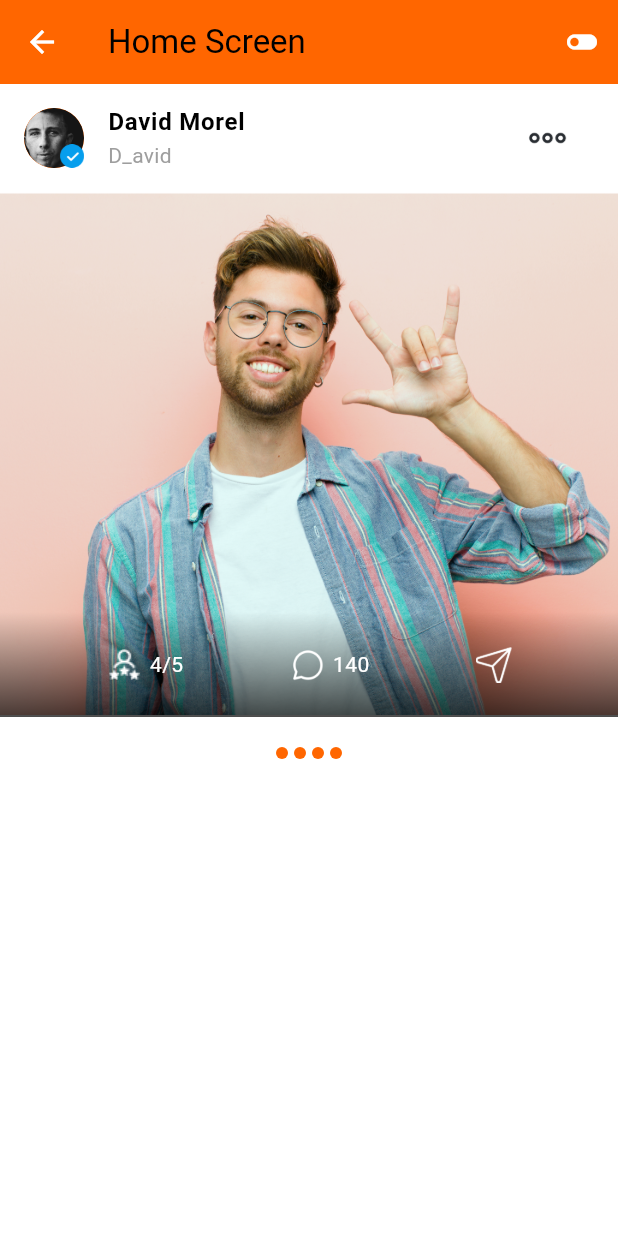
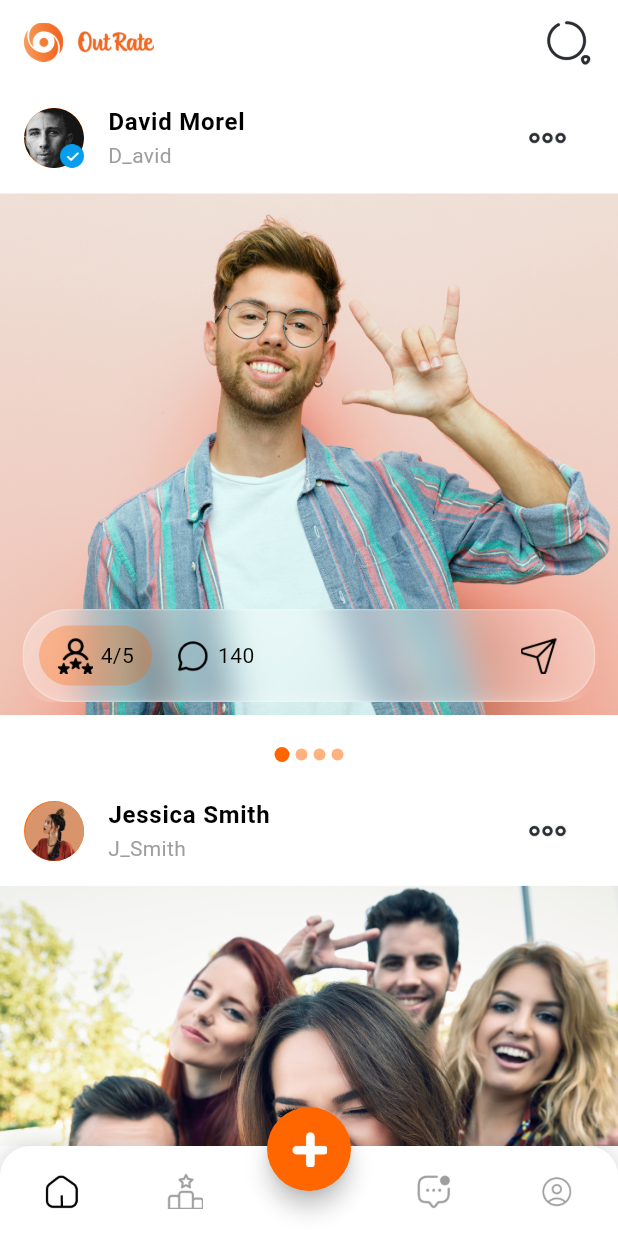
Before and after one commit to abdulmoiz2501/outrate, a Flutter app: the SignUp screen opened directly, after a tap on "Sign in", on a phone screen of 412 x 824 dp. Run offline on Flutter 3.47's test engine with Material 3 defaults, Android fonts, the phone set to English and light mode, and no system bars; drawn by our look-alikes of carousel_slider; our stand-ins replace country_picker, get, google_fonts.

Commit message:
5/18 screens

```diff
--- a/lib/view/home_screen.dart
+++ b/lib/view/home_screen.dart
@@ -1,5 +1,6 @@
 import 'package:flutter/material.dart';
 import 'package:get/get.dart';
+import 'package:out_rate/themes/colors.dart';
 import '../controllers/theme_controller.dart';
 import '../widgets/custom_profile_card.dart';
 
@@ -8,35 +9,88 @@ class HomeScreen extends StatelessWidget {
   Widget build(BuildContext context) {
     final ThemeController themeController = Get.find();
 
+    final List<Map<String, dynamic>> profiles = [
+      {
+        'name': 'David Morel',
+        'username': 'D_avid',
+        'profileImageUrl': 'assets/images/dummy_profile_1.png',
+        'imageUrls': [
+          'assets/images/dummy_1.png',
+          'assets/images/dummy_1.png',
+          'assets/images/dummy_1.png',
+          'assets/images/dummy_1.png',
+        ],
+        'likeCount': 4,
+        'commentCount': 140,
+        'isVerified': true,
+      },
+      {
+        'name': 'Jessica Smith',
+        'username': 'J_Smith',
+        'profileImageUrl': 'assets/images/dummy_profile_2.png',
+        'imageUrls': [
+          'assets/images/dummy_2.png',
+          'assets/images/dummy_2.png',
+          'assets/images/dummy_2.png',
+          'assets/images/dummy_2.png',
+        ],
+        'likeCount': 3,
+        'commentCount': 120,
+        'isVerified': false,
+      },
+    ];
+
     return Scaffold(
       appBar: AppBar(
-        title: Text('Home Screen'),
+        backgroundColor: lightBackgroundColor,
+        //automaticallyImplyLeading: true,
+        leadingWidth: 0,
+        title: Row(
+          children: [
+            Image.asset(
+              'assets/images/splash_1.png',
+              height: 26.0,
+              fit: BoxFit.contain,
+            ),
+            SizedBox(width: 10),
+            Image.asset(
+              'assets/images/splash_2.png',
+              height: 18.0,
+              fit: BoxFit.contain,
+            ),
+          ],
+        ),
         actions: [
           IconButton(
+            icon: Image.asset(
+              'assets/icons/icon_search.png',
+              height: 32.0,
+              fit: BoxFit.contain,
+            ),
             onPressed: () {
-              themeController.toggleTheme();
+              print('Search button pressed');
             },
-            icon: Icon(Icons.toggle_off_rounded),
           ),
+          SizedBox(width: 10,),
         ],
       ),
-
-
-      body: CustomProfileCard(
-          name: 'David Morel',
-          username: 'D_avid',
-          profileImageUrl: 'assets/images/dummy_profile_1.png',
-          imageUrls: [
-            'assets/images/dummy_1.png',
-            'assets/images/dummy_1.png',
-            'assets/images/dummy_1.png',
-            'assets/images/dummy_1.png',
-          ],
-          likeCount: 4,
-          commentCount: 140,
-          onActionPressed: () {
-            // Handle action press
-          },
+      body: ListView.builder(
+        itemCount: profiles.length,
+        itemBuilder: (context, index) {
+          final profile = profiles[index];
+          return CustomProfileCard(
+            name: profile['name'],
+            username: profile['username'],
+            profileImageUrl: profile['profileImageUrl'],
+            imageUrls: List<String>.from(profile['imageUrls']),
+            likeCount: profile['likeCount'],
+            commentCount: profile['commentCount'],
+            isVerified: profile['isVerified'],
+            onActionPressed: () {
+              // Handle action press
+            },
+          );
+        },
       ),
     );
   }
--- a/lib/view/sign_up_screen.dart
+++ b/lib/view/sign_up_screen.dart
@@ -6,6 +6,7 @@ import 'package:get/get_core/src/get_main.dart';
 import 'package:google_fonts/google_fonts.dart';
 import 'package:out_rate/view/home_screen.dart';
 import '../themes/colors.dart';
+import '../widgets/bottom_nav_bar.dart';
 import '../widgets/custom_elevated_button.dart';
 
 class SignUp extends StatefulWidget {
@@ -285,7 +286,7 @@ class _SignUpState extends State<SignUp> {
                       backgroundColor: Colors.black,
                       text: 'Sign in',
                       onPressed: () {
-                        Get.to(()=>HomeScreen());
+                        Get.to(()=>BottomNavigation());
                       },
                       textColor: lightBackgroundColor,
                     ),
--- /dev/null
+++ b/lib/widgets/bottom_nav_bar.dart
@@ -0,0 +1,110 @@
+import 'package:flutter/material.dart';
+import 'package:out_rate/themes/colors.dart';
+
+import '../view/home_screen.dart';
+
+class BottomNavigation extends StatefulWidget {
+  @override
+  _BottomNavigationState createState() => _BottomNavigationState();
+}
+
+class _BottomNavigationState extends State<BottomNavigation> {
+  int _selectedIndex = 0;
+
+  void _onItemTapped(int index) {
+    setState(() {
+      _selectedIndex = index;
+    });
+  }
+
+  Widget _buildIcon(String assetName, int index) {
+    bool isSelected = _selectedIndex == index;
+    return Image.asset(
+      assetName,
+      height: 24,
+      width: 24,
+      color: isSelected ? Colors.black : Colors.grey,
+    );
+  }
+
+  @override
+  Widget build(BuildContext context) {
+    return Scaffold(
+      body: IndexedStack(
+        index: _selectedIndex,
+        children: [
+          HomeScreen(),
+          Container(
+            child: Text('Podium'),
+          ),
+         Container(), // Placeholder for the middle button
+          Container(
+            child: Text('Messages'),
+          ),
+          Container(
+            child: Text('Profile'),
+          ),
+        ],
+      ),
+      bottomNavigationBar: Stack(
+        clipBehavior: Clip.none,
+        alignment: Alignment.topCenter,
+        children: [
+          Container(
+            height: 60,
+            decoration: BoxDecoration(
+              color: Colors.white,
+              boxShadow: [
+                BoxShadow(
+                  color: Colors.black12,
+                  blurRadius: 10,
+                  spreadRadius: 2,
+                ),
+              ],
+              borderRadius: BorderRadius.only(
+                topLeft: Radius.circular(20),
+                topRight: Radius.circular(20),
+              ),
+            ),
+            child: Row(
+              mainAxisAlignment: MainAxisAlignment.spaceAround,
+              children: [
+                IconButton(
+                  icon: _buildIcon('assets/icons/home_unselected.png', 0),
+                  onPressed: () => _onItemTapped(0),
+                ),
+                IconButton(
+                  icon: _buildIcon('assets/icons/podium_unselected.png', 1),
+                  onPressed: () => _onItemTapped(1),
+                ),
+                SizedBox(width: 48), // Space for the middle button
+                IconButton(
+                  icon: _buildIcon('assets/icons/message_unselected.png', 2),
+                  onPressed: () => _onItemTapped(3),
+                ),
+                IconButton(
+                  icon: _buildIcon('assets/icons/profile_unselected.png', 3),
+                  onPressed: () => _onItemTapped(4),
+                ),
+              ],
+            ),
+          ),
+          Positioned(
+            bottom: 30,
+            child: FloatingActionButton(
+              shape: RoundedRectangleBorder(
+                borderRadius: BorderRadius.circular(50),
+              ),
+              onPressed: () {
+                // Handle middle button press
+              },
+              backgroundColor:primaryColor,
+              child: Image.asset('assets/icons/add_icon.png', height: 24, width: 24, ),
+              //child: Icon(Icons.add, color: Colors.white),
+            ),
+          ),
+        ],
+      ),
+    );
+  }
+}
--- a/lib/widgets/custom_profile_card.dart
+++ b/lib/widgets/custom_profile_card.dart
@@ -1,16 +1,18 @@
 import 'package:carousel_slider/carousel_slider.dart';
 import 'package:flutter/material.dart';
 import 'package:google_fonts/google_fonts.dart';
+import 'dart:ui';
 
 import 'custom_asset_icon.dart';
 
-class CustomProfileCard extends StatelessWidget {
+class CustomProfileCard extends StatefulWidget {
   final String name;
   final String username;
   final String profileImageUrl;
   final List<String> imageUrls;
   final int likeCount;
   final int commentCount;
+  final bool isVerified;
   final VoidCallback onActionPressed;
 
   const CustomProfileCard({
@@ -21,8 +23,16 @@ class CustomProfileCard extends StatelessWidget {
     required this.imageUrls,
     required this.likeCount,
     required this.commentCount,
+    required this.isVerified,
     required this.onActionPressed,
   }) : super(key: key);
+
+  @override
+  _CustomProfileCardState createState() => _CustomProfileCardState();
+}
+
+class _CustomProfileCardState extends State<CustomProfileCard> {
+  int _current = 0;
 
   @override
   Widget build(BuildContext context) {
@@ -35,9 +45,10 @@ class CustomProfileCard extends StatelessWidget {
               leading: Stack(
                 children: [
                   CircleAvatar(
-                    backgroundImage: AssetImage(profileImageUrl),
-                    radius: 20, // Adjust the size as needed
+                    backgroundImage: AssetImage(widget.profileImageUrl),
+                    radius: 20,
                   ),
+                  if (widget.isVerified)
                     Positioned(
                       bottom: 0,
                       right: 0,
@@ -50,13 +61,13 @@ class CustomProfileCard extends StatelessWidget {
                 ],
               ),
               title: Text(
-                name,
+                widget.name,
                 style: GoogleFonts.roboto(
                   fontWeight: FontWeight.bold,
                 ),
               ),
               subtitle: Text(
-                username,
+                widget.username,
                 style: GoogleFonts.roboto(
                   color: Colors.grey,
                 ),
@@ -67,7 +78,7 @@ class CustomProfileCard extends StatelessWidget {
                   width: 30,
                   height: 30,
                 ),
-                onPressed: onActionPressed,
+                onPressed: widget.onActionPressed,
               ),
             ),
             CarouselSlider(
@@ -76,8 +87,14 @@ class CustomProfileCard extends StatelessWidget {
                 enlargeCenterPage: true,
                 viewportFraction: 1.0,
                 autoPlay: false,
+                enableInfiniteScroll: false, // Stops infinite loop
+                onPageChanged: (index, reason) {
+                  setState(() {
+                    _current = index;
+                  });
+                },
               ),
-              items: imageUrls.map((url) {
+              items: widget.imageUrls.map((url) {
                 return Builder(
                   builder: (BuildContext context) {
                     return Stack(
@@ -88,53 +105,79 @@ class CustomProfileCard extends StatelessWidget {
                           width: double.infinity,
                         ),
                         Positioned(
-                          bottom: 0,
-                          left: 0,
-                          right: 0,
+                          bottom:
+                              10,
+                          left: 15,
+                          right: 15,
+                          child: ClipRRect(
+                            borderRadius: BorderRadius.circular(20.0),
+                            child: BackdropFilter(
+                              filter:
+                                  ImageFilter.blur(sigmaX: 10.0, sigmaY: 10.0),
                               child: Container(
-                            height: 70,
+                                padding: EdgeInsets.all(10.0),
                                 decoration: BoxDecoration(
-                              gradient: LinearGradient(
-                                begin: Alignment.topCenter,
-                                end: Alignment.bottomCenter,
-                                colors: [
-                                  Colors.transparent,
-                                  Colors.black.withOpacity(0.7),
+                                  color: Colors.white.withOpacity(0.3),
+                                  borderRadius: BorderRadius.circular(30.0),
+                                  border: Border.all(
+                                    color: Colors.white.withOpacity(0.2),
+                                  ),
+                                ),
+                                child: Row(
+                                  children: [
+                                    Container(
+                                      padding: EdgeInsets.symmetric(
+                                        vertical: 8,
+                                        horizontal: 12,
+                                      ),
+                                      decoration: BoxDecoration(
+                                        color: Color(0xFFFF6600).withOpacity(0.3),
+                                        borderRadius: BorderRadius.circular(22),
+                                      ),
+                                      child: Row(
+                                        children: [
+                                          AssetIcon(
+                                            assetName: 'assets/icons/like_icon.png',
+                                            color: Colors.black,
+                                          ),
+                                          SizedBox(width: 5),
+                                          Text(
+                                            '${widget.likeCount}/5',
+                                            style: TextStyle(
+                                              color: Colors.black,
+                                              fontFamily: 'Roboto',
+                                            ),
+                                          ),
                                         ],
                                       ),
                                     ),
-                            child: Row(
-                              mainAxisAlignment: MainAxisAlignment.spaceEvenly,
-                              children: [
+                                    SizedBox(width: 15),
                                     Row(
                                       children: [
                                         AssetIcon(
-                                        assetName: 'assets/icons/like_icon.png',
-                                        color: Colors.white),
+                                          assetName: 'assets/icons/comment_icon.png',
+                                          color: Colors.black,
+                                        ),
                                         SizedBox(width: 5),
                                         Text(
-                                      '$likeCount/5',
-                                      style: TextStyle(color: Colors.white),
+                                          '${widget.commentCount}',
+                                          style: TextStyle(
+                                            color: Colors.black,
+                                            fontFamily: 'Roboto',
+                                          ),
                                         ),
                                       ],
                                     ),
-                                Row(
-                                  children: [
+                                    Spacer(),
                                     AssetIcon(
-                                        assetName:
-                                            'assets/icons/comment_icon.png',
-                                        color: Colors.white),
-                                    SizedBox(width: 5),
-                                    Text(
-                                      '$commentCount',
-                                      style: TextStyle(color: Colors.white),
+                                      assetName: 'assets/icons/share_icon.png',
+                                      color: Colors.black,
                                     ),
+                                    SizedBox(width: 15),
                                   ],
                                 ),
-                                AssetIcon(
-                                    assetName: 'assets/icons/share_icon.png',
-                                    color: Colors.white),
-                              ],
+
+                              ),
                             ),
                           ),
                         ),
@@ -147,14 +190,16 @@ class CustomProfileCard extends StatelessWidget {
             SizedBox(height: 10),
             Row(
               mainAxisAlignment: MainAxisAlignment.center,
-              children: List.generate(imageUrls.length, (index) {
+              children: List.generate(widget.imageUrls.length, (index) {
                 return Container(
-                  width: 8.0,
-                  height: 8.0,
+                  width: _current == index ? 10.0 : 8.0,
+                  height: _current == index ? 10.0 : 8.0,
                   margin: EdgeInsets.symmetric(vertical: 10.0, horizontal: 2.0),
                   decoration: BoxDecoration(
                     shape: BoxShape.circle,
-                    color: Theme.of(context).primaryColor,
+                    color: _current == index
+                        ? Color(0xFFFF6600)
+                        : Color(0xFFFF6600).withOpacity(0.5),
                   ),
                 );
               }),
```
Also changed, not shown: assets/icons/add_icon.png (added), assets/icons/home_selected.png (added), assets/icons/home_unselected.png (added), assets/icons/icon_search.png (added), assets/icons/like_icon.png, assets/icons/message_unselected.png (added), assets/icons/podium_unselected.png (added), assets/icons/profile_selected.png (added), assets/icons/profile_unselected.png (added), assets/images/dummy_2.png (added), assets/images/dummy_profile_2.png (added). Lines whose indentation alone changed are shown as unchanged.
